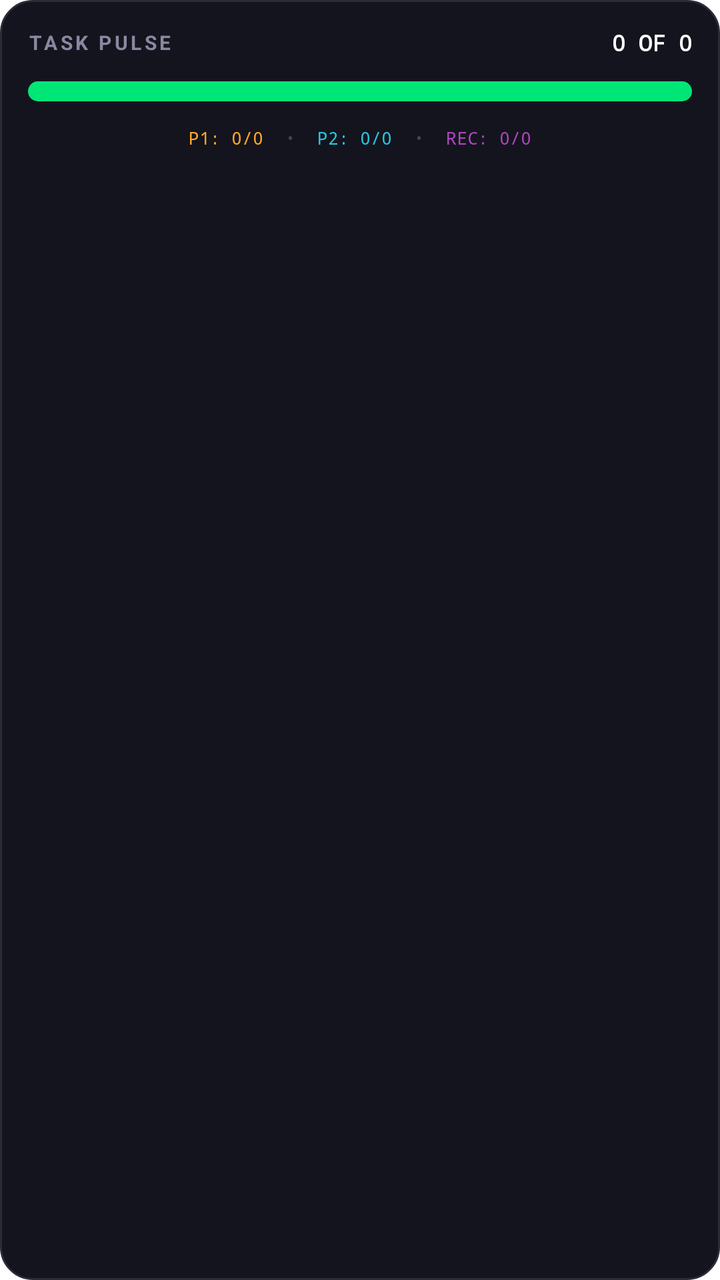
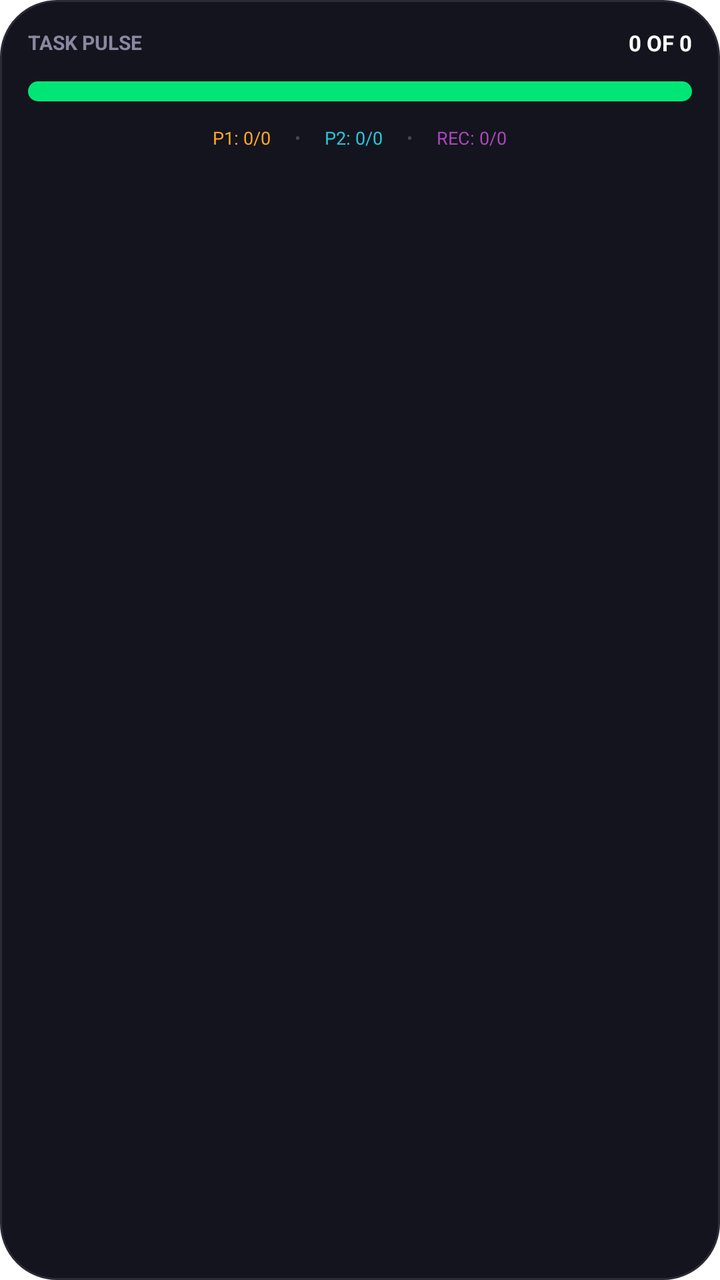

Screens rendered from an Android XML layout before and after an edit, with the pre-edit source and the edit as a unified diff.
<!-- AndroidManifest.xml: fallback theme Theme.MaterialComponents.DayNight.NoActionBar -->
<!-- res/layout/widget_task_pulse.xml -->
<?xml version="1.0" encoding="utf-8"?>
<LinearLayout xmlns:android="http://schemas.android.com/apk/res/android"
    android:id="@+id/widget_root"
    android:layout_width="match_parent"
    android:layout_height="match_parent"
    android:background="@drawable/widget_card_bg"
    android:orientation="vertical"
    android:padding="14dp">

    
    <LinearLayout
        android:layout_width="match_parent"
        android:layout_height="wrap_content"
        android:gravity="center_vertical"
        android:orientation="horizontal">

        <TextView
            android:layout_width="wrap_content"
            android:layout_height="wrap_content"
            android:text="TASK PULSE"
            android:textColor="#8888A0"
            android:textSize="10sp"
            android:textStyle="bold"
            android:letterSpacing="0.15" />

        <View
            android:layout_width="0dp"
            android:layout_height="1dp"
            android:layout_weight="1" />

        <TextView
            android:id="@+id/tv_task_summary"
            android:layout_width="wrap_content"
            android:layout_height="wrap_content"
            android:text="0 OF 0"
            android:textColor="#FFFFFF"
            android:textSize="11sp"
            android:textStyle="bold"
            android:typeface="monospace" />
    </LinearLayout>

    
    <ProgressBar
        android:id="@+id/pb_task_progress"
        style="?android:attr/progressBarStyleHorizontal"
        android:layout_width="match_parent"
        android:layout_height="10dp"
        android:layout_marginTop="12dp"
        android:layout_marginBottom="12dp"
        android:progressDrawable="@drawable/widget_fill_green"
        android:background="@drawable/widget_progress_track"
        android:max="100"
        android:progress="0" />

    
    <LinearLayout
        android:layout_width="match_parent"
        android:layout_height="wrap_content"
        android:gravity="center"
        android:orientation="horizontal">

        <TextView
            android:id="@+id/tv_peak1_count"
            android:layout_width="wrap_content"
            android:layout_height="wrap_content"
            android:text="P1: 0/0"
            android:textColor="#FFA726"
            android:textSize="9sp"
            android:typeface="monospace" />

        <TextView
            android:layout_width="wrap_content"
            android:layout_height="wrap_content"
            android:layout_marginStart="12dp"
            android:layout_marginEnd="12dp"
            android:text="•"
            android:textColor="#444455"
            android:textSize="9sp" />

        <TextView
            android:id="@+id/tv_peak2_count"
            android:layout_width="wrap_content"
            android:layout_height="wrap_content"
            android:text="P2: 0/0"
            android:textColor="#26C6DA"
            android:textSize="9sp"
            android:typeface="monospace" />

        <TextView
            android:layout_width="wrap_content"
            android:layout_height="wrap_content"
            android:layout_marginStart="12dp"
            android:layout_marginEnd="12dp"
            android:text="•"
            android:textColor="#444455"
            android:textSize="9sp" />

        <TextView
            android:id="@+id/tv_recovery_count"
            android:layout_width="wrap_content"
            android:layout_height="wrap_content"
            android:text="REC: 0/0"
            android:textColor="#AB47BC"
            android:textSize="9sp"
            android:typeface="monospace" />
    </LinearLayout>

</LinearLayout>
<!-- resources referenced by this layout -->
<resources>
  <!-- drawable widget_card_bg (drawable) -->
  <?xml version="1.0" encoding="utf-8"?>
  <shape xmlns:android="http://schemas.android.com/apk/res/android"
      android:shape="rectangle">
      <solid android:color="#14141E" />
      <corners android:radius="16dp" />
      <stroke
          android:width="1dp"
          android:color="#2A2A38" />
  </shape>
  <!-- drawable widget_fill_green (drawable) -->
  <?xml version="1.0" encoding="utf-8"?>
  <shape xmlns:android="http://schemas.android.com/apk/res/android"
      android:shape="rectangle">
      <solid android:color="#00E676" />
      <corners android:radius="6dp" />
  </shape>
  <!-- drawable widget_progress_track (drawable) -->
  <?xml version="1.0" encoding="utf-8"?>
  <shape xmlns:android="http://schemas.android.com/apk/res/android"
      android:shape="rectangle">
      <solid android:color="#222230" />
      <corners android:radius="6dp" />
  </shape>
</resources>

<!-- the commit's change to res/layout/widget_task_pulse.xml (unified diff, before → after) -->
@@ -5,7 +5,7 @@
     android:layout_height="match_parent"
     android:background="@drawable/widget_card_bg"
     android:orientation="vertical"
-    android:padding="14dp">
+    android:padding="@dimen/widget_padding">
 
     
     <LinearLayout
@@ -20,10 +20,9 @@
             android:text="TASK PULSE"
             android:textColor="#8888A0"
             android:textSize="10sp"
-            android:textStyle="bold"
-            android:letterSpacing="0.15" />
+            android:textStyle="bold" />
 
-        <View
+        <FrameLayout
             android:layout_width="0dp"
             android:layout_height="1dp"
             android:layout_weight="1" />
@@ -35,8 +34,7 @@
             android:text="0 OF 0"
             android:textColor="#FFFFFF"
             android:textSize="11sp"
-            android:textStyle="bold"
-            android:typeface="monospace" />
+            android:textStyle="bold" />
     </LinearLayout>
 
     
@@ -65,8 +63,7 @@
             android:layout_height="wrap_content"
             android:text="P1: 0/0"
             android:textColor="#FFA726"
-            android:textSize="9sp"
-            android:typeface="monospace" />
+            android:textSize="9sp" />
 
         <TextView
             android:layout_width="wrap_content"
@@ -83,8 +80,7 @@
             android:layout_height="wrap_content"
             android:text="P2: 0/0"
             android:textColor="#26C6DA"
-            android:textSize="9sp"
-            android:typeface="monospace" />
+            android:textSize="9sp" />
 
         <TextView
             android:layout_width="wrap_content"
@@ -101,8 +97,7 @@
             android:layout_height="wrap_content"
             android:text="REC: 0/0"
             android:textColor="#AB47BC"
-            android:textSize="9sp"
-            android:typeface="monospace" />
+            android:textSize="9sp" />
     </LinearLayout>
 
 </LinearLayout>
<!-- resource entries referenced after the edit -->
@@ -1,11 +1,12 @@
 <!-- resources referenced by this layout -->
 <resources>
+  <dimen name="widget_padding">14dp</dimen>
   <!-- drawable widget_card_bg (drawable) -->
   <?xml version="1.0" encoding="utf-8"?>
   <shape xmlns:android="http://schemas.android.com/apk/res/android"
       android:shape="rectangle">
       <solid android:color="#14141E" />
-      <corners android:radius="16dp" />
+      <corners android:radius="@dimen/widget_corner_radius" />
       <stroke
           android:width="1dp"
           android:color="#2A2A38" />
@@ -24,5 +25,6 @@
       <solid android:color="#222230" />
       <corners android:radius="6dp" />
   </shape>
+  <dimen name="widget_corner_radius">16dp</dimen>
 </resources>
 
